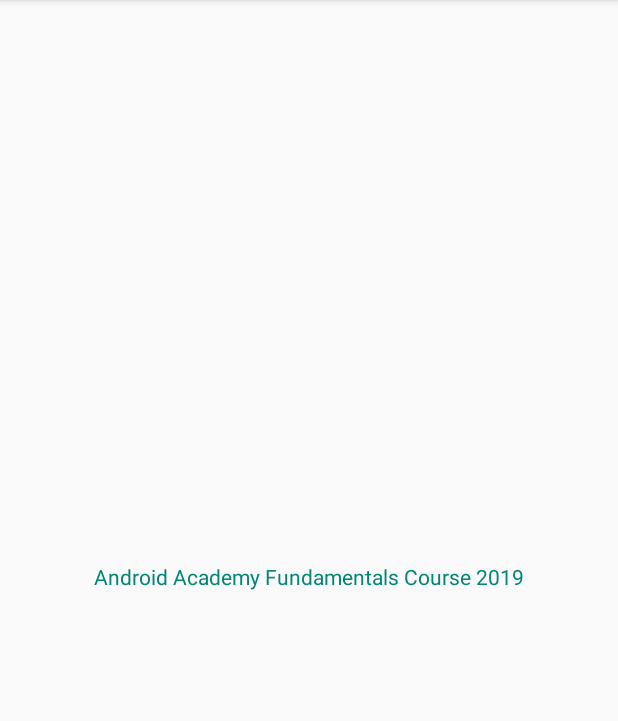
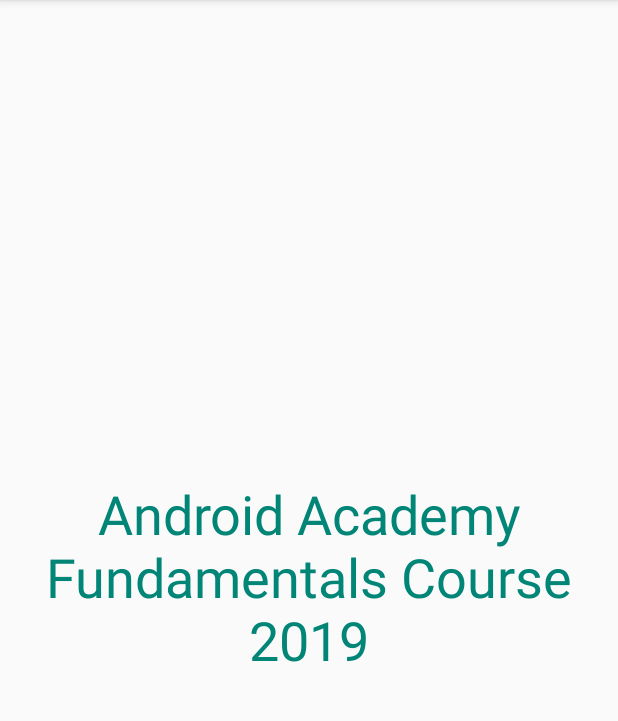
Before and after one commit to android-academy-minsk/fundamentals-2019-excercise, an Android app: the screen it shows after launch (DetailsActivity before the commit, MainActivity after it), on a phone screen of 412 x 824 dp, the part 84-805 px from its top. Run offline under Robolectric (Android 15) with nearby library versions, the phone set to English and light mode, and no system bars.

Commit message:
Solution for exercise #1

```diff
--- a/app/src/main/AndroidManifest.xml
+++ b/app/src/main/AndroidManifest.xml
@@ -11,7 +11,8 @@
         android:supportsRtl="true"
         android:theme="@style/AppTheme"
         tools:ignore="GoogleAppIndexingWarning">
-        <activity android:name=".DetailsActivity">
+        <activity android:name=".SecondActivity"></activity>
+        <activity android:name=".MainActivity">
             <intent-filter>
                 <action android:name="android.intent.action.MAIN" />
 
--- a/app/src/main/java/by/androidacademy/firstapplication/DetailsActivity.kt
+++ /dev/null
@@ -1,12 +0,0 @@
-package by.androidacademy.firstapplication
-
-import androidx.appcompat.app.AppCompatActivity
-import android.os.Bundle
-
-class DetailsActivity : AppCompatActivity() {
-
-    override fun onCreate(savedInstanceState: Bundle?) {
-        super.onCreate(savedInstanceState)
-        setContentView(R.layout.activity_details)
-    }
-}
--- /dev/null
+++ b/app/src/main/java/by/androidacademy/firstapplication/MainActivity.kt
@@ -0,0 +1,24 @@
+package by.androidacademy.firstapplication
+
+import android.content.Intent
+import androidx.appcompat.app.AppCompatActivity
+import android.os.Bundle
+import android.widget.TextView
+
+class MainActivity : AppCompatActivity() {
+
+    override fun onCreate(savedInstanceState: Bundle?) {
+        super.onCreate(savedInstanceState)
+        setContentView(R.layout.activity_main)
+
+        val textView: TextView = findViewById(R.id.title)
+        textView.setOnClickListener {
+            openSecondActivity()
+        }
+    }
+
+    private fun openSecondActivity() {
+        val intent = Intent(this, SecondActivity::class.java)
+        startActivity(intent)
+    }
+}
--- /dev/null
+++ b/app/src/main/res/layout/activity_main.xml
@@ -0,0 +1,22 @@
+<?xml version="1.0" encoding="utf-8"?>
+<androidx.constraintlayout.widget.ConstraintLayout xmlns:android="http://schemas.android.com/apk/res/android"
+    xmlns:app="http://schemas.android.com/apk/res-auto"
+    xmlns:tools="http://schemas.android.com/tools"
+    android:layout_width="match_parent"
+    android:layout_height="match_parent"
+    tools:context=".MainActivity">
+
+    <TextView
+        android:id="@+id/title"
+        android:layout_width="wrap_content"
+        android:layout_height="wrap_content"
+        android:gravity="center"
+        android:text="@string/title"
+        android:textColor="@color/colorPrimary"
+        android:textSize="@dimen/textSizeLarge"
+        app:layout_constraintBottom_toBottomOf="parent"
+        app:layout_constraintLeft_toLeftOf="parent"
+        app:layout_constraintRight_toRightOf="parent"
+        app:layout_constraintTop_toTopOf="parent" />
+
+</androidx.constraintlayout.widget.ConstraintLayout>
--- a/app/src/main/res/layout/activity_details.xml
+++ b/app/src/main/res/layout/activity_second.xml
@@ -4,16 +4,15 @@
     xmlns:tools="http://schemas.android.com/tools"
     android:layout_width="match_parent"
     android:layout_height="match_parent"
-    tools:context=".DetailsActivity">
+    tools:context=".SecondActivity">
 
     <TextView
+        android:id="@+id/textView"
         android:layout_width="wrap_content"
         android:layout_height="wrap_content"
-        android:text="@string/title"
-        android:textColor="@color/colorPrimary"
+        android:text="@string/open_google"
         app:layout_constraintBottom_toBottomOf="parent"
-        app:layout_constraintLeft_toLeftOf="parent"
-        app:layout_constraintRight_toRightOf="parent"
+        app:layout_constraintEnd_toEndOf="parent"
+        app:layout_constraintStart_toStartOf="parent"
         app:layout_constraintTop_toTopOf="parent" />
-
 </androidx.constraintlayout.widget.ConstraintLayout>
--- /dev/null
+++ b/app/src/main/res/values/dimens.xml
@@ -0,0 +1,4 @@
+<?xml version="1.0" encoding="utf-8"?>
+<resources>
+    <dimen name="textSizeLarge">36sp</dimen>
+</resources>
--- a/app/src/main/res/values/strings.xml
+++ b/app/src/main/res/values/strings.xml
@@ -1,4 +1,5 @@
 <resources>
     <string name="app_name">First Application</string>
     <string name="title">Android Academy Fundamentals Course 2019</string>
+    <string name="open_google">Open Google</string>
 </resources>
```
Also changed, not shown: app/src/main/java/by/androidacademy/firstapplication/SecondActivity.kt (added, +25 -0 lines).
